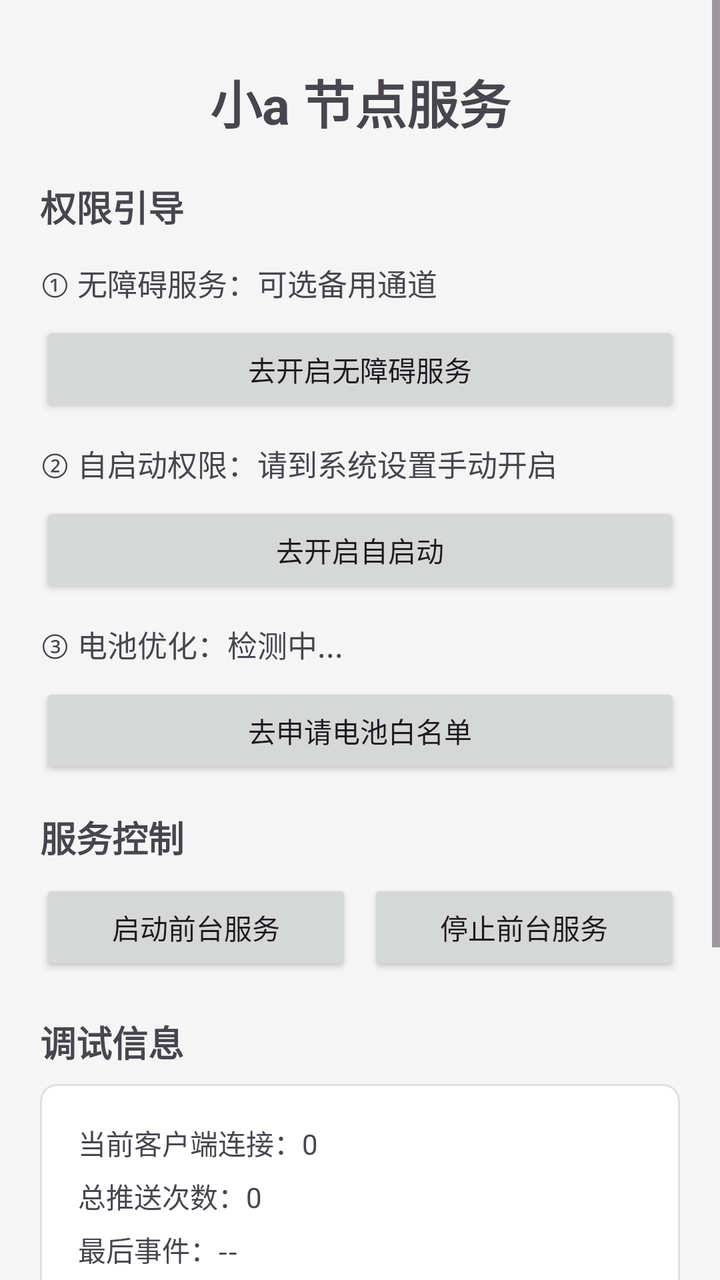
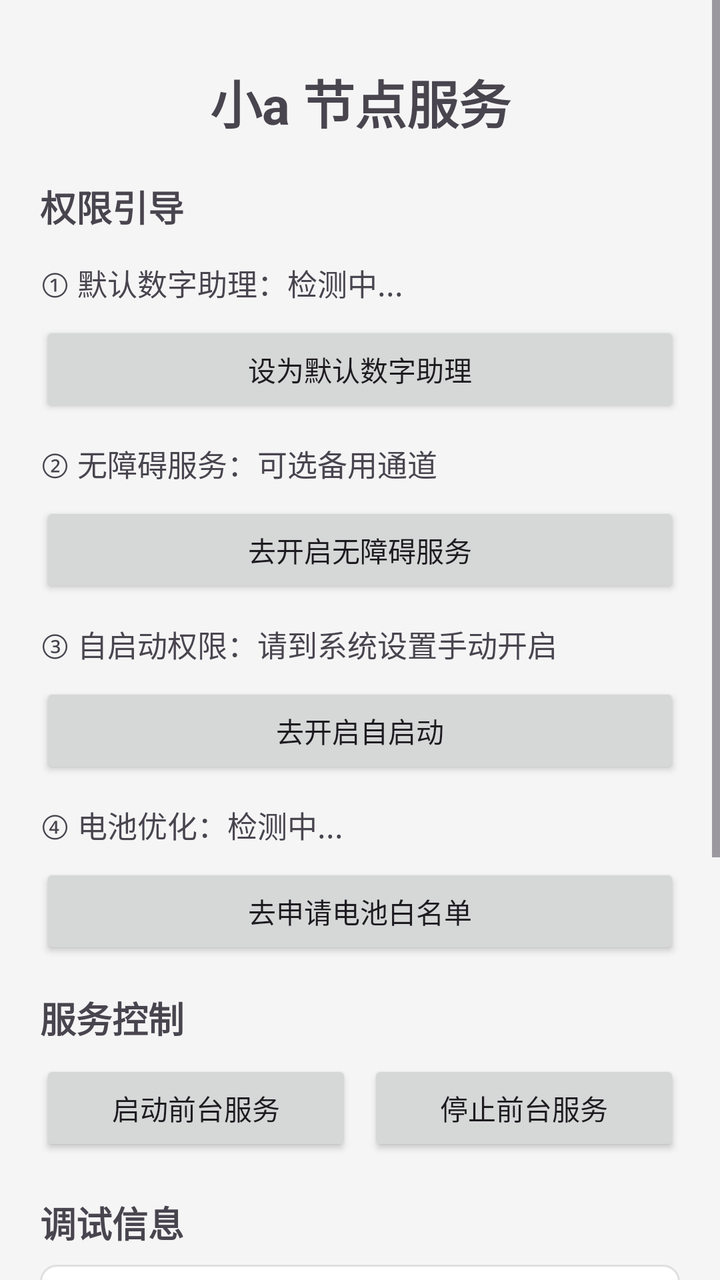

An Android layout rendered at two revisions. The XML below is the earlier revision; the diff shows what the commit changed to produce the second picture.
<!-- AndroidManifest.xml: application theme Theme.Xia -->
<!-- res/layout/activity_main.xml -->
<?xml version="1.0" encoding="utf-8"?>
<ScrollView xmlns:android="http://schemas.android.com/apk/res/android"
    android:layout_width="match_parent"
    android:layout_height="match_parent"
    android:fillViewport="true">

    <LinearLayout
        android:layout_width="match_parent"
        android:layout_height="wrap_content"
        android:orientation="vertical"
        android:padding="20dp">

        
        <TextView
            android:layout_width="match_parent"
            android:layout_height="wrap_content"
            android:text="@string/app_name"
            android:textSize="26sp"
            android:textStyle="bold"
            android:gravity="center"
            android:paddingTop="12dp"
            android:paddingBottom="20dp" />

        
        <TextView
            android:layout_width="match_parent"
            android:layout_height="wrap_content"
            android:text="权限引导"
            android:textSize="18sp"
            android:textStyle="bold"
            android:paddingBottom="8dp" />

        <TextView
            android:id="@+id/tvAccessibilityStatus"
            android:layout_width="match_parent"
            android:layout_height="wrap_content"
             android:text="① 无障碍服务：可选备用通道"
             android:textSize="15sp"
            android:paddingTop="6dp"
            android:paddingBottom="6dp" />

        <Button
            android:id="@+id/btnOpenAccessibility"
            android:layout_width="match_parent"
            android:layout_height="wrap_content"
            android:text="去开启无障碍服务"
            android:layout_marginTop="2dp"
            android:layout_marginBottom="6dp" />

        <TextView
            android:id="@+id/tvAutoStartStatus"
            android:layout_width="match_parent"
            android:layout_height="wrap_content"
            android:text="② 自启动权限：请到系统设置手动开启"
            android:textSize="15sp"
            android:paddingTop="6dp"
            android:paddingBottom="6dp" />

        <Button
            android:id="@+id/btnOpenAutoStart"
            android:layout_width="match_parent"
            android:layout_height="wrap_content"
            android:text="去开启自启动"
            android:layout_marginTop="2dp"
            android:layout_marginBottom="6dp" />

        <TextView
            android:id="@+id/tvBatteryStatus"
            android:layout_width="match_parent"
            android:layout_height="wrap_content"
            android:text="③ 电池优化：检测中..."
            android:textSize="15sp"
            android:paddingTop="6dp"
            android:paddingBottom="6dp" />

        <Button
            android:id="@+id/btnOpenBatteryOpt"
            android:layout_width="match_parent"
            android:layout_height="wrap_content"
            android:text="去申请电池白名单"
            android:layout_marginTop="2dp"
            android:layout_marginBottom="16dp" />

        
        <TextView
            android:layout_width="match_parent"
            android:layout_height="wrap_content"
            android:text="服务控制"
            android:textSize="18sp"
            android:textStyle="bold"
            android:paddingBottom="8dp" />

        <LinearLayout
            android:layout_width="match_parent"
            android:layout_height="wrap_content"
            android:orientation="horizontal"
            android:weightSum="2"
            android:paddingBottom="12dp">

            <Button
                android:id="@+id/btnStartService"
                android:layout_width="0dp"
                android:layout_height="wrap_content"
                android:layout_weight="1"
                android:text="启动前台服务"
                android:layout_marginEnd="4dp" />

            <Button
                android:id="@+id/btnStopService"
                android:layout_width="0dp"
                android:layout_height="wrap_content"
                android:layout_weight="1"
                android:text="停止前台服务"
                android:layout_marginStart="4dp" />
        </LinearLayout>

        
        <TextView
            android:layout_width="match_parent"
            android:layout_height="wrap_content"
            android:text="调试信息"
            android:textSize="18sp"
            android:textStyle="bold"
            android:paddingTop="8dp"
            android:paddingBottom="8dp" />

        <LinearLayout
            android:layout_width="match_parent"
            android:layout_height="wrap_content"
            android:orientation="vertical"
            android:background="@drawable/bg_debug_card"
            android:padding="16dp">

            <TextView
                android:id="@+id/tvClientCount"
                android:layout_width="match_parent"
                android:layout_height="wrap_content"
                android:text="当前客户端连接：0"
                android:textSize="14sp"
                android:padding="3dp" />

            <TextView
                android:id="@+id/tvPushCount"
                android:layout_width="match_parent"
                android:layout_height="wrap_content"
                android:text="总推送次数：0"
                android:textSize="14sp"
                android:padding="3dp" />

            <TextView
                android:id="@+id/tvLastEvent"
                android:layout_width="match_parent"
                android:layout_height="wrap_content"
                android:text="最后事件：--"
                android:textSize="14sp"
                android:padding="3dp" />

            <TextView
                android:id="@+id/tvLastSize"
                android:layout_width="match_parent"
                android:layout_height="wrap_content"
                android:text="最后包大小：0 B"
                android:textSize="14sp"
                android:padding="3dp" />

            <TextView
                android:id="@+id/tvUptime"
                android:layout_width="match_parent"
                android:layout_height="wrap_content"
                android:text="服务运行：00:00:00"
                android:textSize="14sp"
                android:padding="3dp" />

        </LinearLayout>

        <Button
            android:id="@+id/btnResetStats"
            android:layout_width="match_parent"
            android:layout_height="wrap_content"
            android:text="清空调试数据"
            android:layout_marginTop="12dp"
            android:layout_marginBottom="20dp" />

        <TextView
            android:layout_width="match_parent"
            android:layout_height="wrap_content"
            android:text="@string/footer_hint"
            android:textSize="12sp"
            android:gravity="center"
            android:paddingTop="20dp"
            android:paddingBottom="20dp" />

    </LinearLayout>

</ScrollView>
<!-- resources referenced by this layout -->
<resources>
  <!-- drawable bg_debug_card (drawable) -->
  <?xml version="1.0" encoding="utf-8"?>
  <shape xmlns:android="http://schemas.android.com/apk/res/android"
      android:shape="rectangle">
      <solid android:color="@color/surface" />
      <corners android:radius="8dp" />
      <stroke
          android:width="1dp"
          android:color="#E0E0E0" />
  </shape>
  <string name="app_name">小a 节点服务</string>
  <string name="footer_hint">【小a】v0.1.0 · LocalSocket: aifriend_assistant</string>
  <style name="Theme.Xia" parent="Theme.Material3.DayNight">
          <item name="colorPrimary">@color/primary</item>
          <item name="colorPrimaryVariant">@color/primary_variant</item>
          <item name="colorOnPrimary">@color/on_primary</item>
          <item name="colorSecondary">@color/secondary</item>
          <item name="colorOnSecondary">@color/on_secondary</item>
          <item name="android:colorBackground">@color/background</item>
          <item name="colorSurface">@color/surface</item>
          <item name="colorOnSurface">@color/on_surface</item>
          <item name="colorError">@color/error</item>
          <item name="android:statusBarColor" tools:targetApi="l">@color/primary_variant</item>
      </style>
  <color name="surface">#FFFFFF</color>
  <color name="primary">#1976D2</color>
  <color name="primary_variant">#1565C0</color>
  <color name="on_primary">#FFFFFF</color>
  <color name="secondary">#03DAC5</color>
  <color name="on_secondary">#000000</color>
  <color name="background">#F5F5F5</color>
  <color name="on_surface">#000000</color>
  <color name="error">#B00020</color>
</resources>

<!-- the commit's change to res/layout/activity_main.xml (unified diff, before → after) -->
@@ -31,10 +31,27 @@
             android:paddingBottom="8dp" />
 
         <TextView
+            android:id="@+id/tvAssistantStatus"
+            android:layout_width="match_parent"
+            android:layout_height="wrap_content"
+            android:text="① 默认数字助理：检测中..."
+            android:textSize="15sp"
+            android:paddingTop="6dp"
+            android:paddingBottom="6dp" />
+
+        <Button
+            android:id="@+id/btnSetDefaultAssistant"
+            android:layout_width="match_parent"
+            android:layout_height="wrap_content"
+            android:text="设为默认数字助理"
+            android:layout_marginTop="2dp"
+            android:layout_marginBottom="6dp" />
+
+        <TextView
             android:id="@+id/tvAccessibilityStatus"
             android:layout_width="match_parent"
             android:layout_height="wrap_content"
-             android:text="① 无障碍服务：可选备用通道"
+             android:text="② 无障碍服务：可选备用通道"
              android:textSize="15sp"
             android:paddingTop="6dp"
             android:paddingBottom="6dp" />
@@ -51,7 +68,7 @@
             android:id="@+id/tvAutoStartStatus"
             android:layout_width="match_parent"
             android:layout_height="wrap_content"
-            android:text="② 自启动权限：请到系统设置手动开启"
+            android:text="③ 自启动权限：请到系统设置手动开启"
             android:textSize="15sp"
             android:paddingTop="6dp"
             android:paddingBottom="6dp" />
@@ -68,7 +85,7 @@
             android:id="@+id/tvBatteryStatus"
             android:layout_width="match_parent"
             android:layout_height="wrap_content"
-            android:text="③ 电池优化：检测中..."
+            android:text="④ 电池优化：检测中..."
             android:textSize="15sp"
             android:paddingTop="6dp"
             android:paddingBottom="6dp" />
